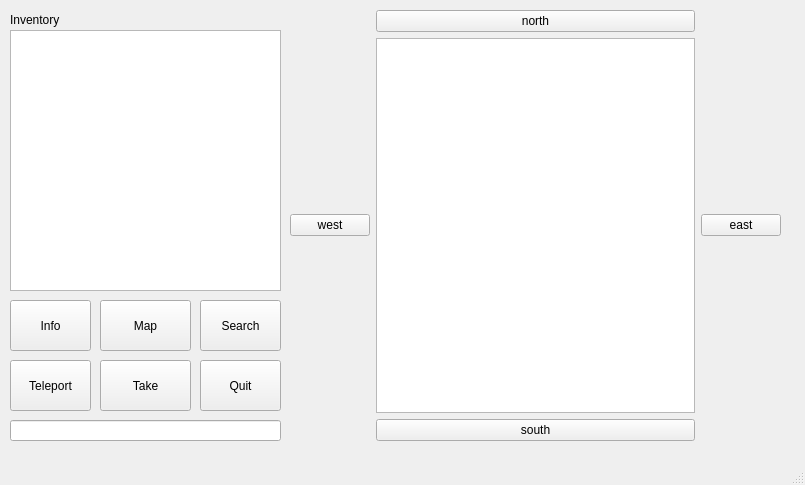
First picture: the form in Zork/mainwindow.ui, repository slkeady/CS4076_Project, before the edit.
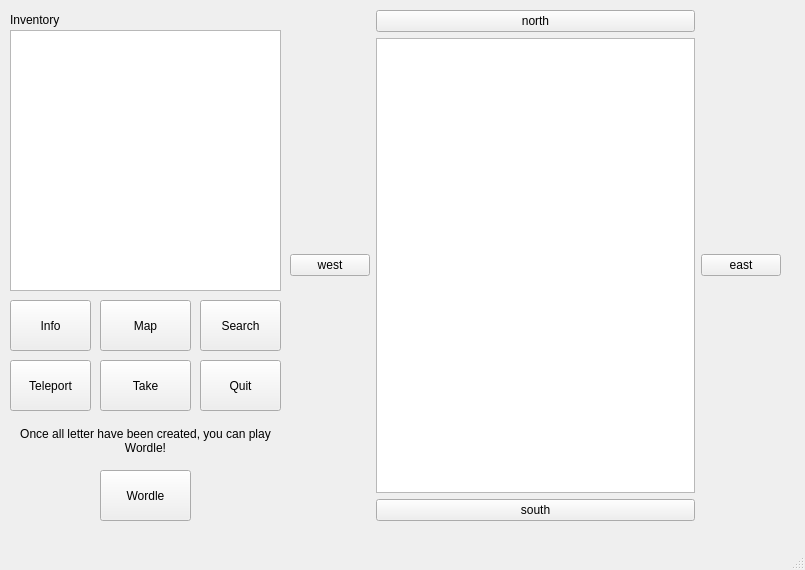
Second picture: the form after the edit.

Diff of the .ui file:
```diff
--- a/Zork/mainwindow.ui
+++ b/Zork/mainwindow.ui
@@ -7,7 +7,7 @@
     <x>0</x>
     <y>0</y>
     <width>805</width>
-    <height>485</height>
+    <height>570</height>
    </rect>
   </property>
   <property name="windowTitle">
@@ -20,7 +20,7 @@
       <x>290</x>
       <y>10</y>
       <width>491</width>
-      <height>431</height>
+      <height>511</height>
      </rect>
     </property>
     <layout class="QGridLayout" name="gridLayout">
@@ -61,16 +61,6 @@
      </item>
     </layout>
    </widget>
-   <widget class="QLineEdit" name="lineEdit">
-    <property name="geometry">
-     <rect>
-      <x>10</x>
-      <y>420</y>
-      <width>271</width>
-      <height>21</height>
-     </rect>
-    </property>
-   </widget>
    <widget class="QPushButton" name="teleportButton">
     <property name="geometry">
      <rect>
@@ -172,6 +162,38 @@
      <string>Inventory</string>
     </property>
    </widget>
+   <widget class="QPushButton" name="wordleButton">
+    <property name="geometry">
+     <rect>
+      <x>100</x>
+      <y>470</y>
+      <width>91</width>
+      <height>51</height>
+     </rect>
+    </property>
+    <property name="text">
+     <string>Wordle</string>
+    </property>
+   </widget>
+   <widget class="QLabel" name="label_2">
+    <property name="geometry">
+     <rect>
+      <x>10</x>
+      <y>420</y>
+      <width>271</width>
+      <height>41</height>
+     </rect>
+    </property>
+    <property name="text">
+     <string>Once all letter have been created, you can play Wordle!</string>
+    </property>
+    <property name="alignment">
+     <set>Qt::AlignCenter</set>
+    </property>
+    <property name="wordWrap">
+     <bool>true</bool>
+    </property>
+   </widget>
   </widget>
   <widget class="QMenuBar" name="menubar">
    <property name="geometry">
```
